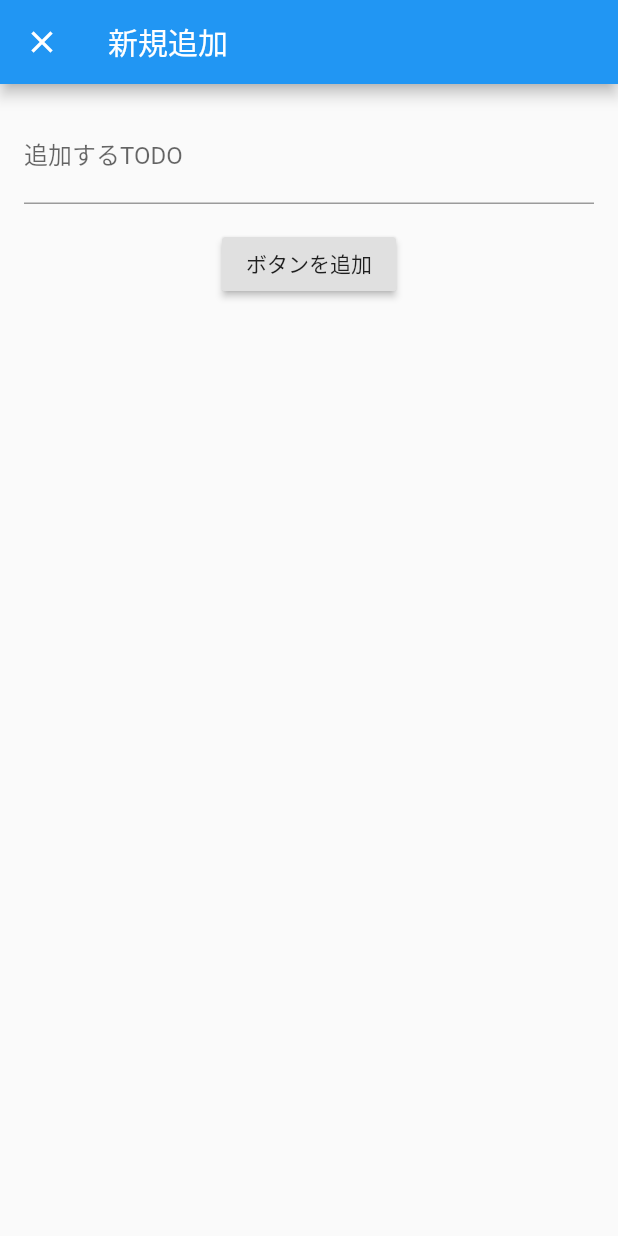
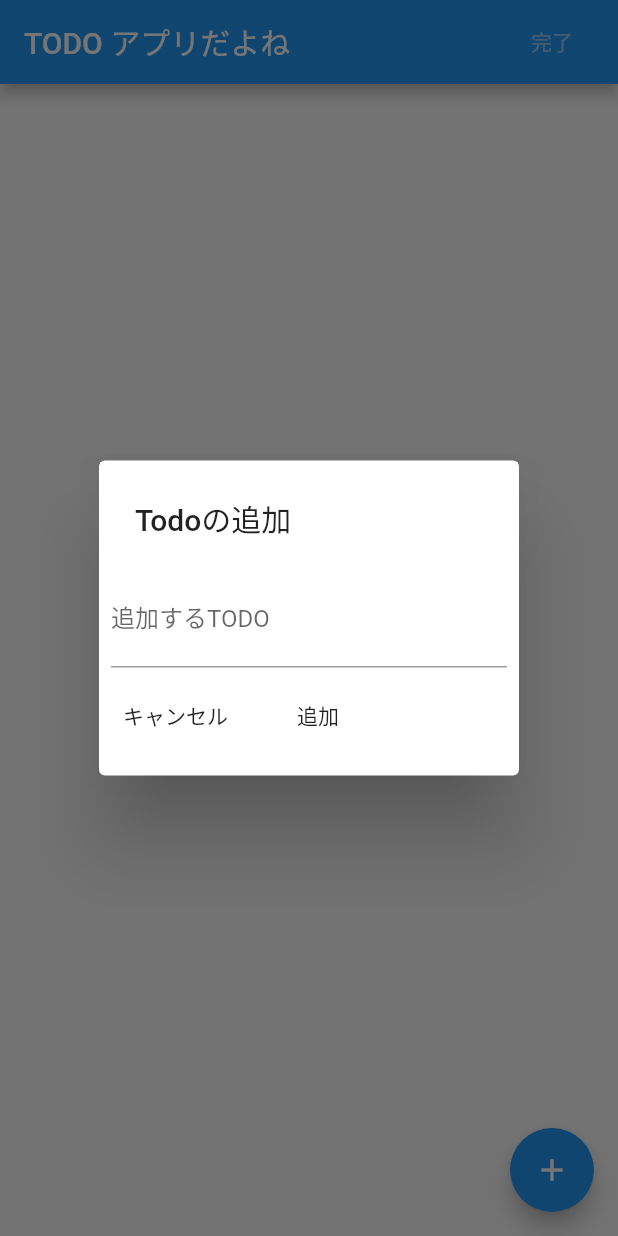
Before and after one commit to hayashi-h-s/android-edi-text-can-not-paste, a Flutter app: the screen it shows after launch, after a tap on the "add" icon, on a phone screen of 412 x 824 dp. Run offline on Flutter 3.47's test engine with Material 2 defaults, Android fonts, the phone set to English and light mode, and no system bars; our stand-ins replace cloud_firestore, firebase_core; accounts and stored records are empty.

Commit message:
Listにポップアップメニュー

```diff
--- a/myapps/flutter/flutter_todo_app_firebase/lib/main.dart
+++ b/myapps/flutter/flutter_todo_app_firebase/lib/main.dart
@@ -3,6 +3,8 @@ import 'package:flutter/material.dart';
 import 'package:flutter_todo_app_firebase/add/add_page.dart';
 import 'package:flutter_todo_app_firebase/main_model.dart';
 import 'package:provider/provider.dart';
+
+import 'add/add_model.dart';
 
 void main() async {
   // これを呼ばないとFireStoreを呼び出せない
@@ -23,6 +25,17 @@ class MyApp extends StatelessWidget {
   }
 }
 
+
+//
+// class MyApp extends StatefulWidget {
+//   @override
+//   State<StatefulWidget> createState() {
+//     return _State();
+//   }
+// }
+enum Menu { google_sign_in, firestore_cloud_vision }
+
+
 class MaimPage extends StatelessWidget {
   @override
   Widget build(BuildContext context) {
@@ -31,32 +44,147 @@ class MaimPage extends StatelessWidget {
       child: Scaffold(
         appBar: AppBar(
           title: Text("TODO アプリだよね"),
+          actions: <Widget>[
+            Consumer<MainModel>(builder: (context, model, child) {
+              final isActive = model.checkShouldActiveCompleteButton();
+              return FlatButton(
+                onPressed: isActive
+                    ? () async {
+                        model.deleteCheckedItems();
+                      }
+                    : null,
+                child: Text(
+                  "完了",
+                  style: TextStyle(
+                    // 色を白にしている
+                    color: isActive
+                        ? Colors.white
+                        : Colors.white.withOpacity(0.5), // 透明度
+                  ),
+                ),
+              );
+            }),
+          ],
         ),
         body: Consumer<MainModel>(
           builder: (context, model, child) {
             final todoList = model.todoList;
             return ListView(
               children: todoList
-                  .map((todo) => ListTile(
-                        title: Text(todo.title),
-                      ))
+                  .map(
+                    (todo) => _todoItem(
+                      // チェックボックを追加
+                      todo.title,
+                      Icon(Icons.more_vert),
+                    ),
+                  )
                   .toList(),
             );
           },
         ),
-        floatingActionButton: FloatingActionButton(
-          onPressed: () async {
-            await Navigator.push(
-              context,
-              MaterialPageRoute(
-                builder: (context) => AddPage(),
-                fullscreenDialog: true, // 画面遷移のアニメーション
-              ),
-            );
-          },
-          child: Icon(Icons.add),
-        ),
+        floatingActionButton:
+            Consumer<MainModel>(builder: (context, model, child) {
+          return FloatingActionButton(
+            onPressed: () async {
+              // 画面遷移
+              // await Navigator.push(1
+              //   context,
+              //   MaterialPageRoute(
+              //     builder: (context) => AddPage(),
+              //     fullscreenDialog: true, // 画面遷移のアニメーション
+              //   ),
+              // );
+
+              // ダイアログ
+              showDialog(
+                context: context,
+                builder: (context) {
+                  return Padding(
+                    padding: const EdgeInsets.all(8.0),
+                    child: SimpleDialog(
+                      title: Text("Todoの追加"),
+                      children: <Widget>[
+                        // コンテンツ領域
+                        StreamBuilder<Object>(
+                            stream: null,
+                            builder: (context, snapshot) {
+                              return Padding(
+                                padding: const EdgeInsets.all(8.0),
+                                child: TextField(
+                                  decoration: InputDecoration(
+                                    labelText: "追加するTODO",
+                                    hintText: "例：ゴミを出す",
+                                  ),
+                                  onChanged: (text) {
+                                    // 入力したテキストを取得してモデルに代入
+                                    model.todoText = text;
+                                  },
+                                ),
+                              );
+                            }),
+                        Row(
+                          children: [
+                            FlatButton(
+                              onPressed: () {
+                                model.add();
+                                Navigator.pop(context);
+                              },
+                              child: Text("キャンセル"),
+                            ),
+                            FlatButton(
+                              onPressed: () {
+                                model.add();
+                                Navigator.pop(context);
+                              },
+                              child: Text("追加"),
+                            )
+                          ],
+                        ),
+                      ],
+                    ),
+                  );
+                },
+              );
+            },
+            child: Icon(Icons.add),
+          );
+        }),
       ),
     );
   }
+
+  Widget _todoItem(String title, Icon icon) {
+    return GestureDetector(
+      child: Container(
+          padding: EdgeInsets.all(8.0),
+          decoration: new BoxDecoration(
+              border: new Border(
+                  bottom: BorderSide(width: 1.0, color: Colors.grey))),
+          child: Row(
+            mainAxisAlignment: MainAxisAlignment.spaceBetween, // 両端に寄せる
+            children: <Widget>[
+              Text(
+                title,
+                style: TextStyle(color: Colors.black, fontSize: 18.0),
+              ),
+              Container(
+                margin: EdgeInsets.all(10.0),
+                child: icon,
+              ),
+              PopupMenuButton(
+                itemBuilder: (BuildContext context) =>
+                <PopupMenuEntry<Menu>>[
+                  const PopupMenuItem( child: const ListTile( leading:Icon(Icons.supervisor_account),
+                      title:Text("Google Sign In")), value: Menu.google_sign_in),
+                  const PopupMenuItem( child: const ListTile( leading:Icon(Icons.crop_original),
+                      title:Text("Firestore,CloudVision")), value: Menu.firestore_cloud_vision,),
+                ],
+              ),
+            ],
+          )),
+      onTap: () {
+        print("onTap called.");
+      },
+    );
+  }
 }
--- a/myapps/flutter/flutter_todo_app_firebase/lib/main_model.dart
+++ b/myapps/flutter/flutter_todo_app_firebase/lib/main_model.dart
@@ -4,10 +4,11 @@ import 'package:flutter_todo_app_firebase/todo.dart';
 
 class MainModel extends ChangeNotifier {
   List<Todo> todoList = [];
+  String todoText = '';
 
-  Future getTodoList() async {
+  Future getTodoList() async { // Futureは非同期処理
     final snapshot =
-    await FirebaseFirestore.instance.collection("todoList").get();
+        await FirebaseFirestore.instance.collection("todoList").get();
     final docs = snapshot.docs;
     final todoList = docs.map((doc) => Todo(doc)).toList();
     this.todoList = todoList;
@@ -15,8 +16,8 @@ class MainModel extends ChangeNotifier {
   }
 
   void getTodoListRealtime() {
-    final snapshot = FirebaseFirestore.instance.collection("todoList")
-        .snapshots();
+    final snapshot =
+        FirebaseFirestore.instance.collection("todoList").snapshots();
     snapshot.listen((snapshot) {
       final docs = snapshot.docs;
       final todoList = docs.map((doc) => Todo(doc)).toList();
@@ -25,4 +26,35 @@ class MainModel extends ChangeNotifier {
       notifyListeners();
     });
   }
+
+  void reload() {
+    notifyListeners();
+  }
+
+  void deleteCheckedItems() async {
+    final checkedItems = todoList.where((todo) => todo.isDone).toList(); // whereはtrueだけ残るので、
+    final references =
+        checkedItems.map((todo) => todo.documentReference).toList(); // ドキュメントリファレンスのlistに変換
+
+    final batch = FirebaseFirestore.instance.batch();
+
+    references.forEach((reference) {
+      batch.delete(reference);
+    });
+    return batch.commit();
+  }
+
+  bool checkShouldActiveCompleteButton() {
+    final checkedItems = todoList.where((todo) => todo.isDone).toList();
+    return checkedItems.length > 0;
+  }
+
+  Future add() async{
+    final collection = FirebaseFirestore.instance.collection("todoList");
+    // 追加のドキュメント → https://www.youtube.com/watch?v=rR0Zl9-J0JA&list=PLuLRJz1UnJzEQDOEflFsTiWFFgoLQqlK0&index=3&t=406s
+    await collection.add({
+      'title': todoText,
+      'createdAt': Timestamp.now(),
+    });
+  }
 }
--- a/myapps/flutter/flutter_todo_app_firebase/lib/todo.dart
+++ b/myapps/flutter/flutter_todo_app_firebase/lib/todo.dart
@@ -2,6 +2,7 @@ import 'package:cloud_firestore/cloud_firestore.dart';
 
 class Todo {
   Todo(DocumentSnapshot doc) {
+    this.documentReference = doc.reference; // ドキュメントリファレンスを渡している
     this.title = doc.data()["title"];
     // ↓TimestampをDateクラスに変換している
     final Timestamp timestamp = doc.data()["createdAt"];
@@ -10,4 +11,6 @@ class Todo {
 
   String title;
   DateTime createdAt;
+  bool isDone = false;
+  DocumentReference documentReference;
 }
```
